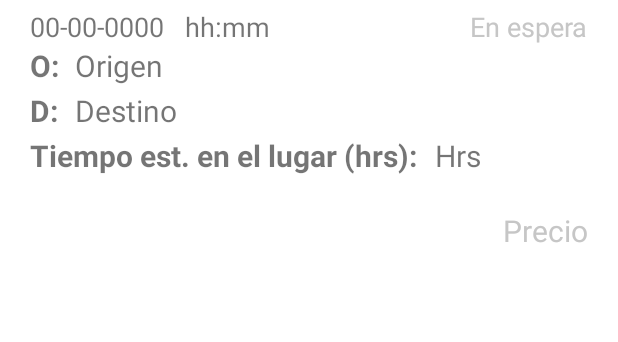
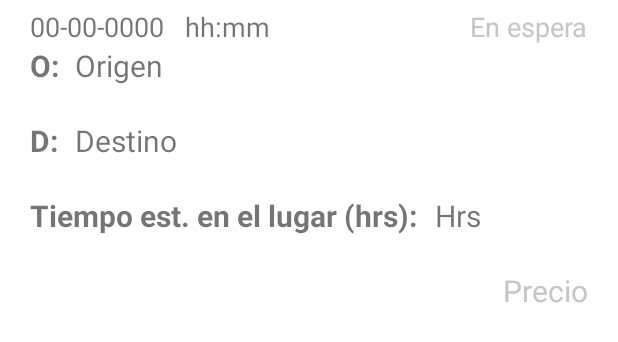
Before and after one commit to IsraVargas/AppGeoTaxi, an Android app: the layout list_travelrequest_cp_pr.xml on its own in the app's theme, with its tools: preview values and no code run, on a phone screen of 412 x 824 dp. Shown: the top 342 px of the screen. Run offline under Robolectric (Android 15) with nearby library versions, the phone set to English and light mode, and no system bars; network calls fail.

Commit message:
Detalles de diseño

```diff
--- a/app/src/main/res/layout/list_travelrequest_cp_pr.xml
+++ b/app/src/main/res/layout/list_travelrequest_cp_pr.xml
@@ -63,7 +63,7 @@
             android:id="@+id/inf_d"
             android:layout_width="wrap_content"
             android:layout_height="wrap_content"
-            android:layout_marginTop="60dp"
+            android:layout_marginTop="80dp"
             android:layout_marginHorizontal="20dp"
 
             android:text="D:"
@@ -75,7 +75,7 @@
             android:id="@+id/inf_destination"
             android:layout_width="wrap_content"
             android:layout_height="wrap_content"
-            android:layout_marginTop="60dp"
+            android:layout_marginTop="80dp"
             android:layout_marginLeft="50dp"
             android:layout_marginRight="20dp"
 
@@ -88,7 +88,7 @@
             android:id="@+id/inf_desc"
             android:layout_width="wrap_content"
             android:layout_height="wrap_content"
-            android:layout_marginTop="90dp"
+            android:layout_marginTop="130dp"
             android:layout_marginHorizontal="20dp"
 
             android:text="Tiempo est. en el lugar (hrs):"
@@ -100,7 +100,7 @@
             android:id="@+id/inf_description"
             android:layout_width="wrap_content"
             android:layout_height="wrap_content"
-            android:layout_marginTop="90dp"
+            android:layout_marginTop="130dp"
             android:layout_marginLeft="290dp"
             android:layout_marginRight="20dp"
 
@@ -114,7 +114,7 @@
             android:layout_width="wrap_content"
             android:layout_height="wrap_content"
             android:layout_alignParentRight="true"
-            android:layout_marginTop="140dp"
+            android:layout_marginTop="180dp"
             android:layout_marginEnd="20dp"
 
             android:text="Precio"
```
Also changed, not shown: app/src/main/res/layout/fragment_historial.xml (+6 -3 lines), app/src/main/res/layout/list_travelrequest_historial.xml (+5 -5 lines), app/src/main/res/layout/list_travelrequest_ma_pr.xml (+5 -5 lines).
